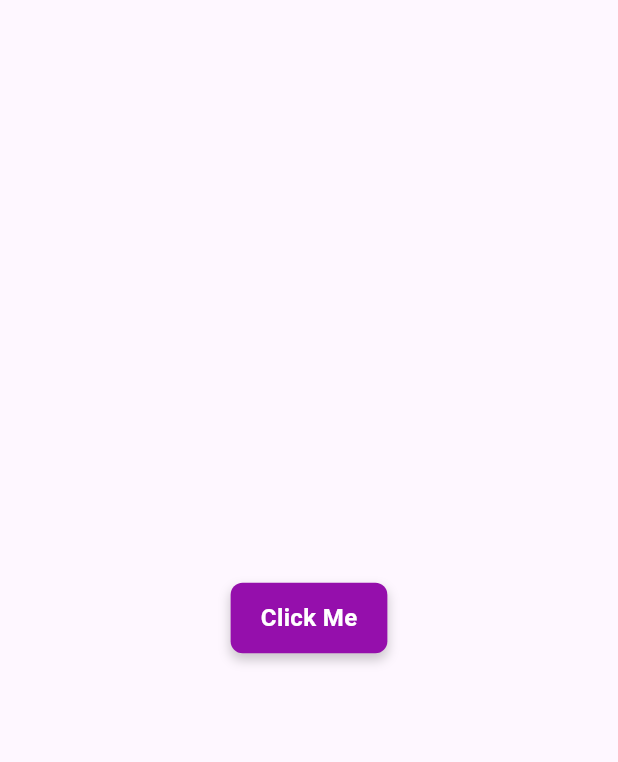
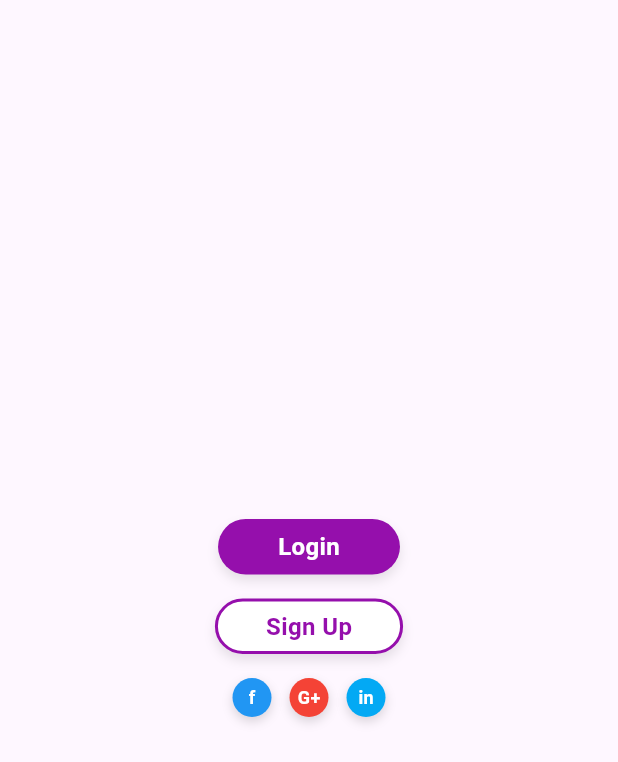
Before and after one commit to valehe0710/Dise-o-de-Figma-a-Flutter, a Flutter app: the screen it shows after launch, on a phone screen of 412 x 824 dp. Shown: the top 762 px of the screen. Run offline on Flutter 3.47's test engine with Material 3 defaults, Android fonts, the phone set to English and light mode, and no system bars.

Commit message:
Actualizacion botones

```diff
--- a/figma_flutter/lib/main.dart
+++ b/figma_flutter/lib/main.dart
@@ -10,12 +10,36 @@ class MainApp extends StatelessWidget {
 
   @override
   Widget build(BuildContext context) {
-    return const MaterialApp(
+    return MaterialApp(
       home: Scaffold(
         body: Center(
-          child: BotonPersonalizado(
-            texto: 'Click Me',
-            onPressed: null, // Aquí puedes definir la función que se ejecutará al presionar el botón
+          child: Column(
+            mainAxisSize: MainAxisSize.min,
+            children: const [
+              BotonLogin(texto: 'Login', onPressed: null),
+              SizedBox(height: 16),
+              BotonSignUp(texto: 'Sign Up', onPressed: null),
+              SizedBox(height: 16),
+              Row(
+                mainAxisSize: MainAxisSize.min,
+                children: [
+                  BotonRedSocial(
+                    letra: 'f',
+                    color: Colors.blue, // Facebook
+                  ),
+                  SizedBox(width: 12),
+                  BotonRedSocial(
+                    letra: 'G+',
+                    color: Colors.red, // Google
+                  ),
+                  SizedBox(width: 12),
+                  BotonRedSocial(
+                    letra: 'in',
+                    color: Colors.lightBlue, // LinkedIn
+                  ),
+                ],
+              ),
+            ],
           ),
         ),
       ),
@@ -23,28 +47,25 @@ class MainApp extends StatelessWidget {
   }
 }
 
-class BotonPersonalizado extends StatelessWidget{
+// login
+class BotonLogin extends StatelessWidget {
   final String texto;
   final VoidCallback? onPressed;
 
-  const BotonPersonalizado({
-    super.key,
-    required this.texto,
-    this.onPressed,
-  });
+  const BotonLogin({super.key, required this.texto, this.onPressed});
 
   @override
   Widget build(BuildContext context) {
     return GestureDetector(
       onTap: onPressed,
       child: Container(
-        padding: const EdgeInsets.symmetric(horizontal: 20, vertical: 12),
+        padding: const EdgeInsets.symmetric(horizontal: 40, vertical: 7),
         decoration: BoxDecoration(
           color: const Color.fromARGB(255, 149, 15, 172),
-          borderRadius: BorderRadius.circular(8),
+          borderRadius: BorderRadius.circular(25),
           boxShadow: [
             BoxShadow(
-              color: const Color(0xFF000000).withOpacity(0.2),
+              color: Colors.black.withOpacity(0.1),
               offset: const Offset(0, 4),
               blurRadius: 6,
             ),
@@ -53,7 +74,7 @@ class BotonPersonalizado extends StatelessWidget{
         child: Text(
           texto,
           style: const TextStyle(
-            color: Color(0xFFFFFFFF),
+            color: Colors.white,
             fontSize: 16,
             fontWeight: FontWeight.bold,
           ),
@@ -62,3 +83,81 @@ class BotonPersonalizado extends StatelessWidget{
     );
   }
 }
+
+// sign Up
+class BotonSignUp extends StatelessWidget {
+  final String texto;
+  final VoidCallback? onPressed;
+
+  const BotonSignUp({super.key, required this.texto, this.onPressed});
+
+  @override
+  Widget build(BuildContext context) {
+    return GestureDetector(
+      onTap: onPressed,
+      child: Container(
+        padding: const EdgeInsets.symmetric(horizontal: 32, vertical: 5),
+        decoration: BoxDecoration(
+          color: Colors.white,
+          borderRadius: BorderRadius.circular(25),
+          border: Border.all(color: const Color.fromARGB(255, 149, 15, 172), width: 2),
+          boxShadow: [
+            BoxShadow(
+              color: Colors.black.withOpacity(0.1),
+              offset: const Offset(0, 4),
+              blurRadius: 6,
+            ),
+          ],
+        ),
+        child: Text(
+          texto,
+          style: const TextStyle(
+            color: Color.fromARGB(255, 149, 15, 172),
+            fontSize: 16,
+            fontWeight: FontWeight.bold,
+          ),
+        ),
+      ),
+    );
+  }
+}
+
+// Botones pequeños para redes sociales (circulares con letra)
+class BotonRedSocial extends StatelessWidget {
+  final String letra;
+  final Color color;
+
+  const BotonRedSocial({super.key, required this.letra, required this.color});
+
+  @override
+  Widget build(BuildContext context) {
+    return GestureDetector(
+      onTap: () {}, // Por ahora sin acción
+      child: Container(
+        width: 26,
+        height: 26,
+        decoration: BoxDecoration(
+          color: color,
+          shape: BoxShape.circle,
+          boxShadow: [
+            BoxShadow(
+              color: Colors.black.withOpacity(0.15),
+              offset: const Offset(0, 3),
+              blurRadius: 5,
+            ),
+          ],
+        ),
+        child: Center(
+          child: Text(
+            letra,
+            style: const TextStyle(
+              color: Colors.white,
+              fontSize: 12,
+              fontWeight: FontWeight.bold,
+            ),
+          ),
+        ),
+      ),
+    );
+  }
+}
```
